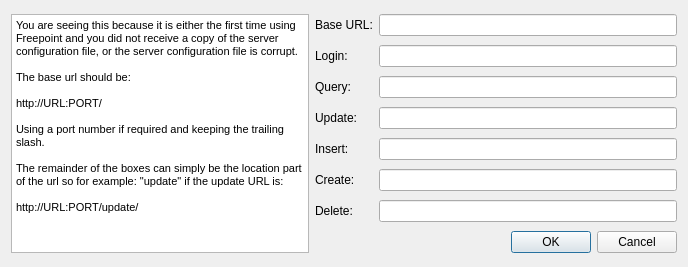
Old version of the form ui/server_setup.ui in the repository AeroNotix/freepoint.
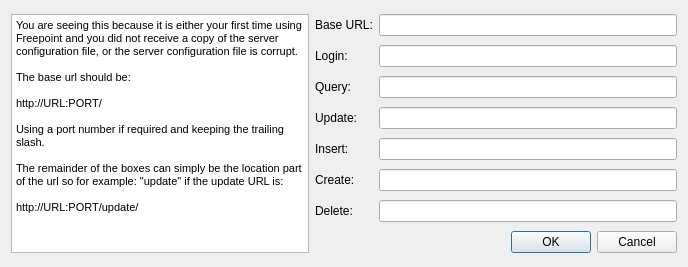
New version of the form.

Commit message: Changed the wording of the server_setup information

Diff of the .ui file:
```diff
--- a/ui/server_setup.ui
+++ b/ui/server_setup.ui
@@ -122,7 +122,7 @@
 &lt;html&gt;&lt;head&gt;&lt;meta name=&quot;qrichtext&quot; content=&quot;1&quot; /&gt;&lt;style type=&quot;text/css&quot;&gt;
 p, li { white-space: pre-wrap; }
 &lt;/style&gt;&lt;/head&gt;&lt;body style=&quot; font-family:'Sans Serif'; font-size:9pt; font-weight:400; font-style:normal;&quot;&gt;
-&lt;p style=&quot; margin-top:0px; margin-bottom:0px; margin-left:0px; margin-right:0px; -qt-block-indent:0; text-indent:0px;&quot;&gt;&lt;span style=&quot; font-size:8pt;&quot;&gt;You are seeing this because it is either the first time using Freepoint and you did not receive a copy of the server configuration file, or the server configuration file is corrupt.&lt;/span&gt;&lt;/p&gt;
+&lt;p style=&quot; margin-top:0px; margin-bottom:0px; margin-left:0px; margin-right:0px; -qt-block-indent:0; text-indent:0px;&quot;&gt;&lt;span style=&quot; font-size:8pt;&quot;&gt;You are seeing this because it is either your first time using Freepoint and you did not receive a copy of the server configuration file, or the server configuration file is corrupt.&lt;/span&gt;&lt;/p&gt;
 &lt;p style=&quot;-qt-paragraph-type:empty; margin-top:0px; margin-bottom:0px; margin-left:0px; margin-right:0px; -qt-block-indent:0; text-indent:0px; font-size:8pt;&quot;&gt;&lt;br /&gt;&lt;/p&gt;
 &lt;p style=&quot; margin-top:0px; margin-bottom:0px; margin-left:0px; margin-right:0px; -qt-block-indent:0; text-indent:0px;&quot;&gt;&lt;span style=&quot; font-size:8pt;&quot;&gt;The base url should be:&lt;/span&gt;&lt;/p&gt;
 &lt;p style=&quot;-qt-paragraph-type:empty; margin-top:0px; margin-bottom:0px; margin-left:0px; margin-right:0px; -qt-block-indent:0; text-indent:0px; font-size:8pt;&quot;&gt;&lt;br /&gt;&lt;/p&gt;
```
